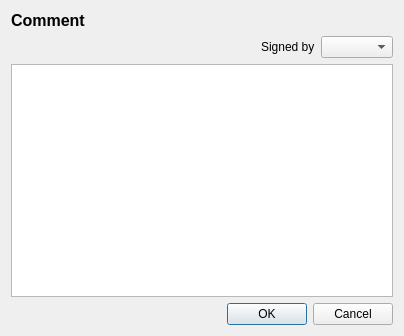
This is retroshare-gui/src/gui/gxs/GxsCreateCommentDialog.ui in RetroShare/RetroShare as Qt 5 draws it before an edit. The edited form follows.
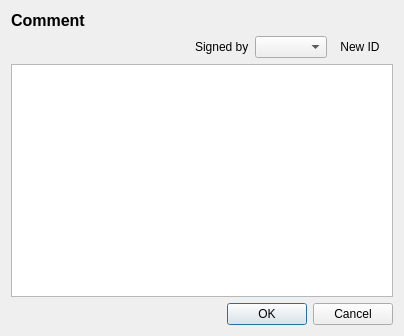
This is the edited form. Icons and pictures are not drawn. Custom widgets are drawn as their Qt base class.

```diff
--- a/retroshare-gui/src/gui/gxs/GxsCreateCommentDialog.ui
+++ b/retroshare-gui/src/gui/gxs/GxsCreateCommentDialog.ui
@@ -27,10 +27,7 @@
    </item>
    <item>
     <layout class="QGridLayout" name="gridLayout">
-     <item row="0" column="3">
-      <widget class="GxsIdChooser" name="idChooser"/>
-     </item>
-     <item row="1" column="0" colspan="4">
+     <item row="1" column="0" colspan="6">
       <widget class="QTextEdit" name="commentTextEdit"/>
      </item>
      <item row="0" column="1">
@@ -53,6 +50,41 @@
        </property>
       </widget>
      </item>
+     <item row="0" column="3">
+      <widget class="GxsIdChooser" name="idChooser"/>
+     </item>
+     <item row="0" column="4">
+           <widget class="QToolButton" name="toolButton_NewId">
+            <property name="sizePolicy">
+             <sizepolicy hsizetype="Minimum" vsizetype="Preferred">
+              <horstretch>0</horstretch>
+              <verstretch>0</verstretch>
+             </sizepolicy>
+            </property>
+            <property name="focusPolicy">
+             <enum>Qt::NoFocus</enum>
+            </property>
+            <property name="toolTip">
+             <string>Create new Identity</string>
+            </property>
+            <property name="text">
+             <string>New ID</string>
+            </property>
+            <property name="icon">
+             <iconset resource="../images.qrc">
+              <normaloff>:/images/identity/identity_create_32.png</normaloff>:/images/identity/identity_create_32.png</iconset>
+            </property>
+            <property name="iconSize">
+             <size>
+              <width>24</width>
+              <height>24</height>
+             </size>
+            </property>
+            <property name="autoRaise">
+             <bool>true</bool>
+            </property>
+           </widget>
+     </item>
     </layout>
    </item>
    <item>
```
